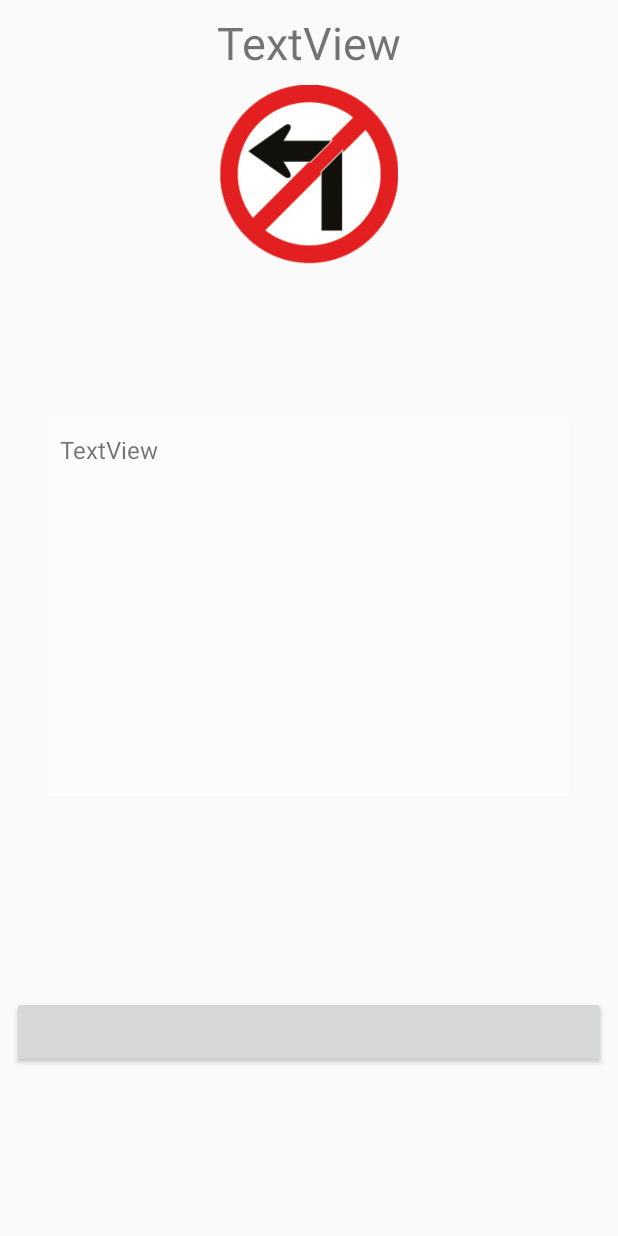
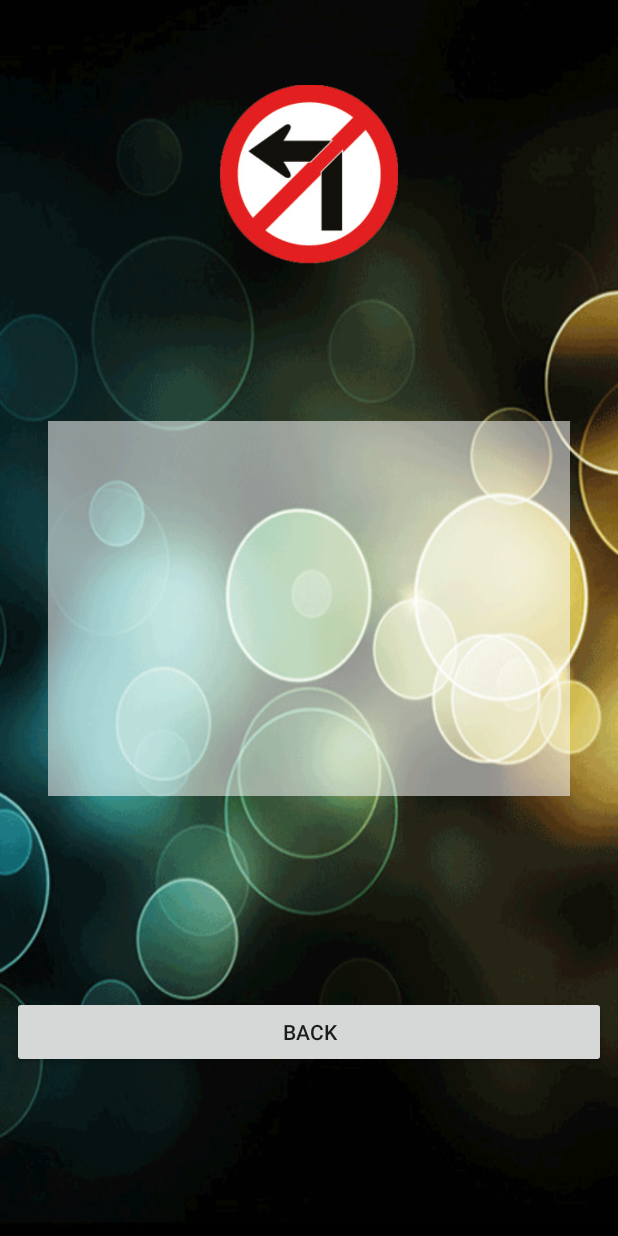
Before and after one commit to kritsada0019/TrafficSignApp, an Android app: the DetailActivity screen opened directly, with no data from a screen before it, on a phone screen of 412 x 824 dp. Run offline under Robolectric (Android 15) with nearby library versions, the phone set to English and light mode, and no system bars.

Commit message:
Intent Detail Complete

```diff
--- a/app/src/main/java/sdu/cs58/kritsada/trafficsignapp/DetailActivity.java
+++ b/app/src/main/java/sdu/cs58/kritsada/trafficsignapp/DetailActivity.java
@@ -2,15 +2,28 @@ package sdu.cs58.kritsada.trafficsignapp;
 
 import android.support.v7.app.AppCompatActivity;
 import android.os.Bundle;
+import android.widget.Button;
+import android.widget.ImageView;
+import android.widget.TextView;
 
 public class DetailActivity extends AppCompatActivity {
+    TextView titleTextView,detailTextView;
+    ImageView signImageView;
+    Button backButton;
+
+
 
     @Override
     protected void onCreate(Bundle savedInstanceState) {
         super.onCreate(savedInstanceState);
         setContentView(R.layout.activity_detail);
+        titleTextView = findViewById(R.id.txvTitle);
+        detailTextView = findViewById(R.id.txvDetail);
+        signImageView = findViewById(R.id.imvSign);
 
-
-
+        //รับข้อมูลจาก Intent ไปแสดงบนหน้า XML
+        titleTextView.setText(getIntent().getStringExtra("Title"));
+        detailTextView.setText(getIntent().getStringExtra("Detail"));
+        signImageView.setImageResource(getIntent().getIntExtra("Image",R.drawable.traffic_01));
     }//end Oncreate
 }//end class
--- a/app/src/main/res/layout/activity_detail.xml
+++ b/app/src/main/res/layout/activity_detail.xml
@@ -4,7 +4,7 @@
     xmlns:tools="http://schemas.android.com/tools"
     android:layout_width="match_parent"
     android:layout_height="match_parent"
-    tools:background="@drawable/bg3"
+    android:background="@drawable/bg3"
     tools:context="sdu.cs58.kritsada.trafficsignapp.DetailActivity">
 
     <TextView
@@ -15,6 +15,7 @@
         android:layout_marginStart="8dp"
         android:layout_marginTop="8dp"
         android:text="TextView"
+        android:textColor="@android:color/background_light"
         android:textSize="@dimen/h1"
         app:layout_constraintEnd_toEndOf="parent"
         app:layout_constraintStart_toStartOf="parent"
@@ -28,6 +29,7 @@
         android:layout_marginEnd="8dp"
         android:layout_marginStart="8dp"
         android:layout_marginTop="8dp"
+        android:text="Back"
         app:layout_constraintBottom_toBottomOf="parent"
         app:layout_constraintEnd_toEndOf="parent"
         app:layout_constraintStart_toStartOf="parent"
```
